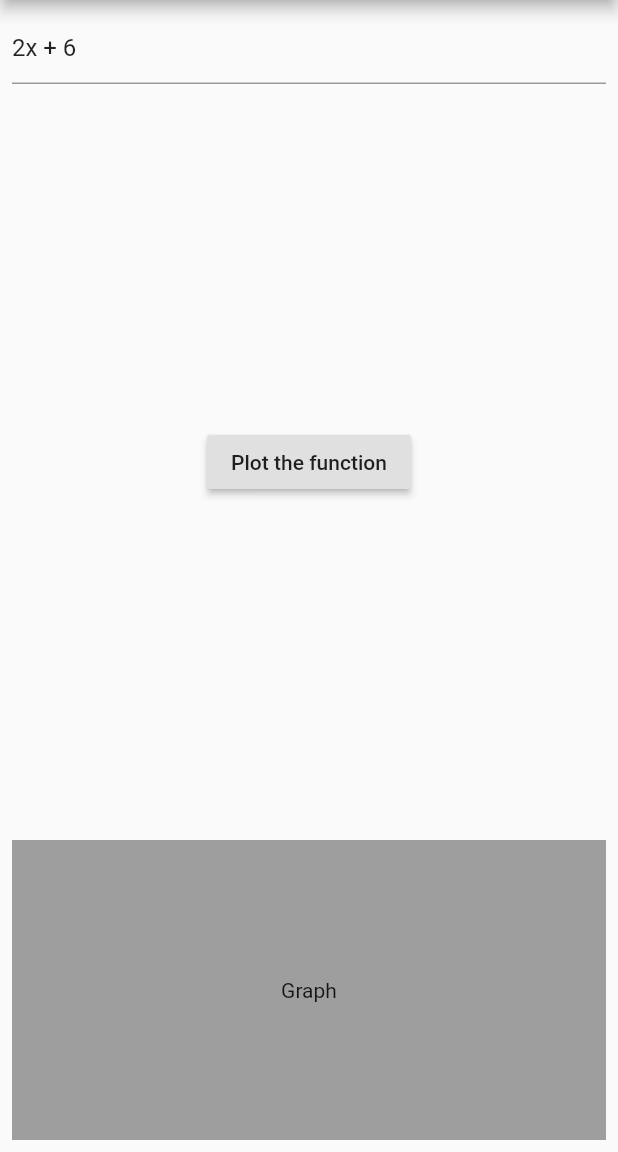
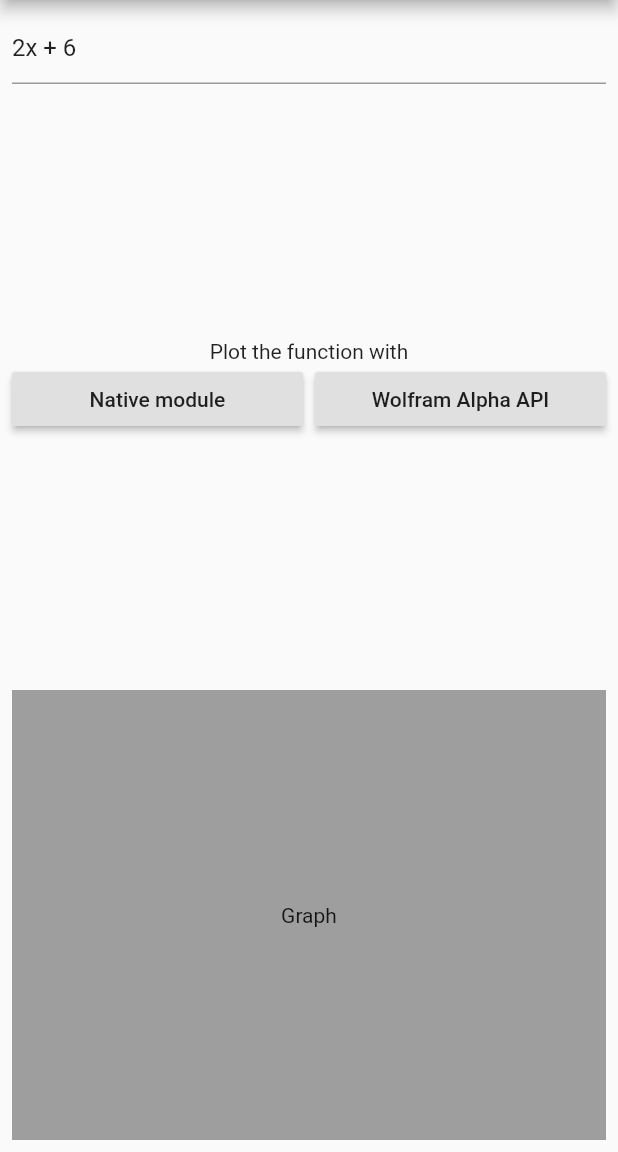
Before and after one commit to RenatFakhrutdinov/calc_app, a Flutter app: the screen it shows after launch, on a phone screen of 412 x 824 dp, the part 84-1236 px from its top. Run offline on Flutter 3.47's test engine with Material 2 defaults, Android fonts, the phone set to English and light mode, and no system bars.

Commit message:
add button "Wolfram Alpha Api"

```diff
--- a/lib/res/strings.dart
+++ b/lib/res/strings.dart
@@ -5,5 +5,7 @@ class Strings {
   static const String exp3 = "x/2";
   static const String exp4 = "x * x";
   static const String exp5 = "-2x";
-  static const String plotTheFunction = "Plot the function";
+  static const String plotTheFunction = "Plot the function with";
+  static const String nativeModule = "Native module";
+  static const String wolframAlphaApi = "Wolfram Alpha API";
 }
--- a/lib/ui/main_page.dart
+++ b/lib/ui/main_page.dart
@@ -23,12 +23,30 @@ class _MainPageState extends State<MainPage> {
               TextField(
                 controller: _mathExpressionController,
               ),
-              RaisedButton(
-                child: Text(Strings.plotTheFunction),
-                onPressed: () => print('plot the function'),
+              Column(
+                children: <Widget>[
+                  Text(Strings.plotTheFunction, textAlign: TextAlign.center),
+                  Row(
+                    children: <Widget>[
+                      Expanded(
+                        child: RaisedButton(
+                          child: Text(Strings.nativeModule),
+                          onPressed: () => print('plot the function'),
+                        ),
+                      ),
+                      SizedBox(width: 8),
+                      Expanded(
+                        child: RaisedButton(
+                          child: Text(Strings.wolframAlphaApi),
+                          onPressed: () => print('plot the function'),
+                        ),
+                      )
+                    ],
+                  ),
+                ],
               ),
               Container(
-                height: 200,
+                height: 300,
                 width: MediaQuery.of(context).size.width,
                 color: Colors.grey,
                 child: Center(
```
